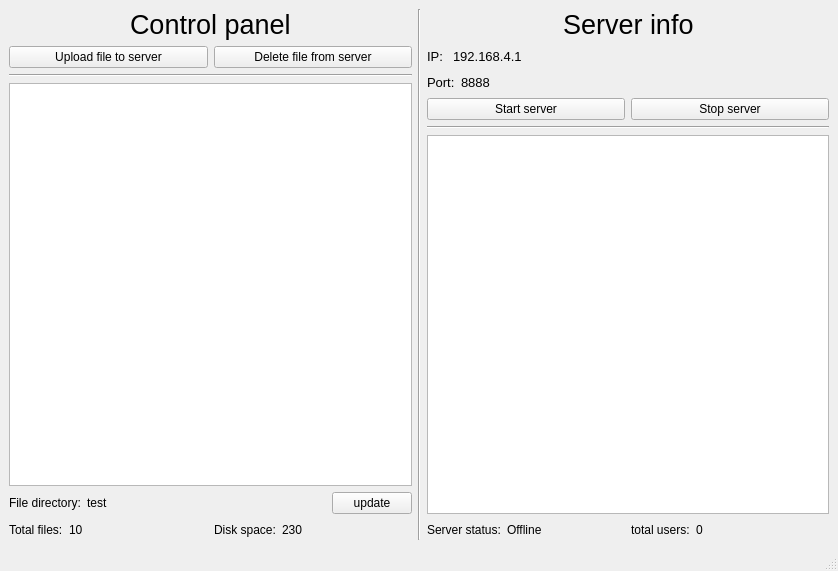
Old version of the form Server/mainwindow.ui in the repository Ast1o465/Qt-Torrent.
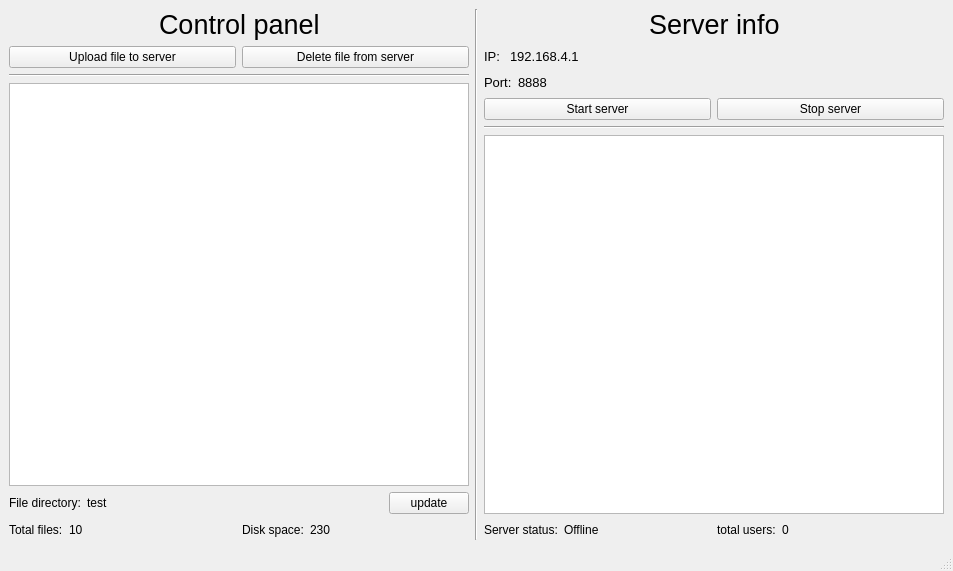
New version of the form.

Commit message: added file display in the table and slightly expanded the interface

Patch:
```diff
--- a/Server/mainwindow.ui
+++ b/Server/mainwindow.ui
@@ -6,7 +6,7 @@
    <rect>
     <x>0</x>
     <y>0</y>
-    <width>838</width>
+    <width>953</width>
     <height>571</height>
    </rect>
   </property>
```
Left out of the diff: 2 changed lines with no effect on the pictures. The commit also changes 2 other files.
